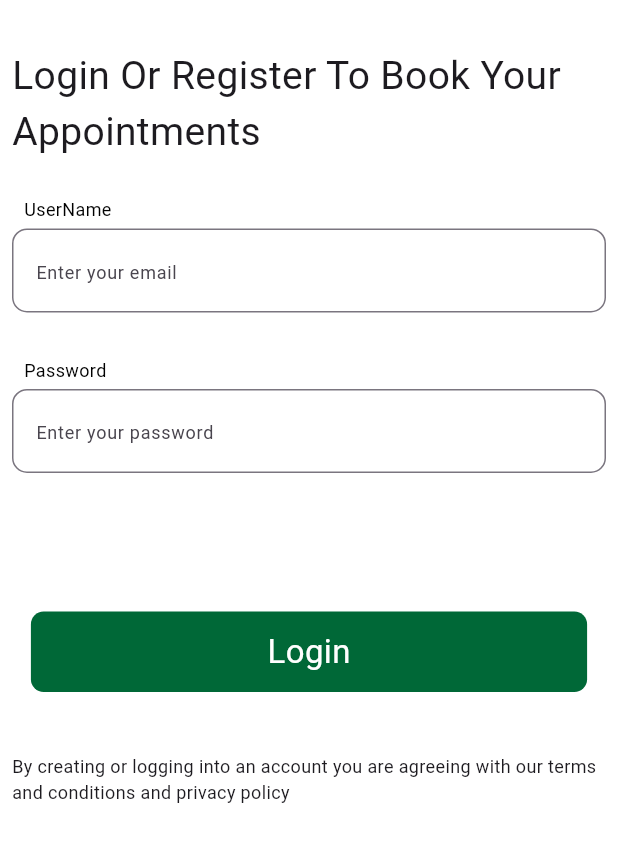
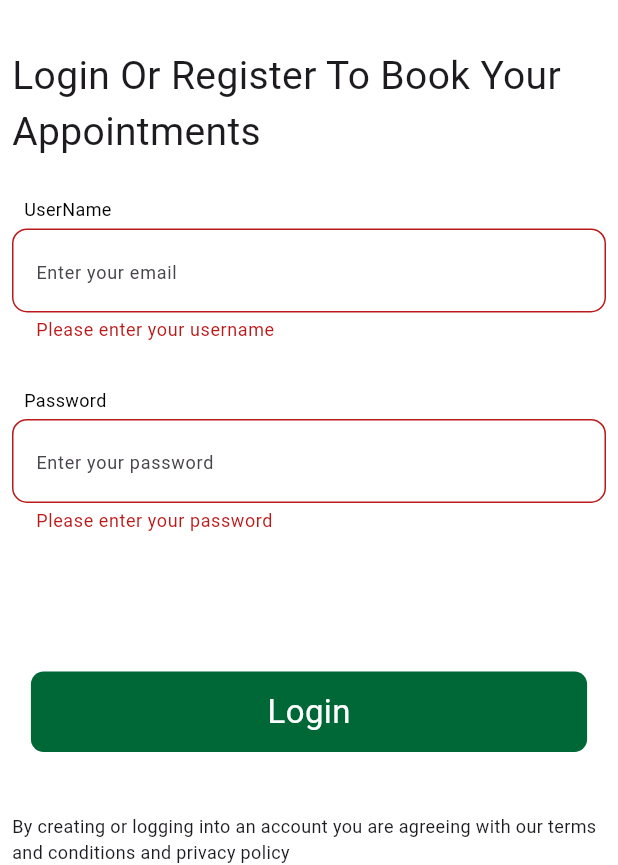
Before and after one commit to Jishad07/Kumarakam_registration, a Flutter app: the screen it shows after launch, after a tap on "Login", on a phone screen of 412 x 824 dp, the part 371-1236 px from its top. Run offline on Flutter 3.47's test engine with Material 3 defaults, Android fonts, the phone set to English and light mode, and no system bars; our stand-ins replace firebase_core, shared_preferences; accounts and stored records are empty.

```diff
--- a/kumarakam/lib/screens/searchpage.dart
+++ b/kumarakam/lib/screens/homepage.dart
@@ -4,8 +4,8 @@ import 'package:kumarakam/screens/register_screen.dart';
 import 'package:kumarakam/widgets/apptext_widget.dart';
 import 'package:kumarakam/widgets/mainbutton.dart';
 
-class SearchPage extends StatelessWidget {
-  const SearchPage({super.key});
+class Homepage extends StatelessWidget {
+  const Homepage({super.key});
 
   @override
   Widget build(BuildContext context) {
--- a/kumarakam/lib/screens/login.dart
+++ b/kumarakam/lib/screens/login.dart
@@ -1,5 +1,5 @@
 import 'package:flutter/material.dart';
-import 'package:kumarakam/screens/searchpage.dart';
+import 'package:kumarakam/screens/homepage.dart';
 import 'package:kumarakam/widgets/apptext_widget.dart';
 import 'package:provider/provider.dart';
 import '../services/authentication_provider.dart';
@@ -86,7 +86,9 @@ class _LogInPageState extends State<LogInPage> {
                       SizedBox(height: screenHeight * 0.1),
                       GestureDetector(
                         onTap: () async {
-                          final success = await Provider.of<AuthProvider>(
+
+                          if(formKey.currentState!.validate()){
+                              final success = await Provider.of<AuthProvider>(
                                   context,
                                   listen: false)
                               .login(_emailController.text,
@@ -95,13 +97,16 @@ class _LogInPageState extends State<LogInPage> {
                             Navigator.of(context)
                                 .pushReplacement(MaterialPageRoute(
                               builder: (context) =>
-                                  SearchPage(), // Your home page
+                               const   Homepage(), // Your home page
                             ));
                           } else {
                             ScaffoldMessenger.of(context).showSnackBar(SnackBar(
                               content: Text('Login failed!'),
-                            ));
+                            )
+                            );
+                        }
                           }
+
                         },
                         child: MainButton(
                             tittle: "Login",
```
